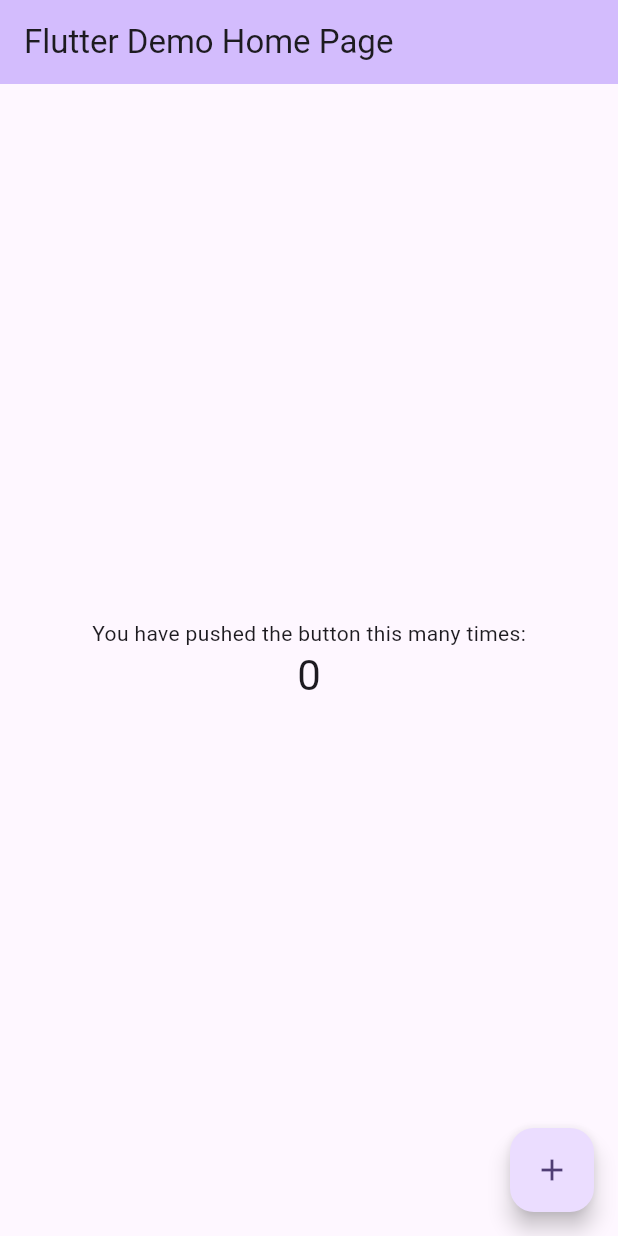
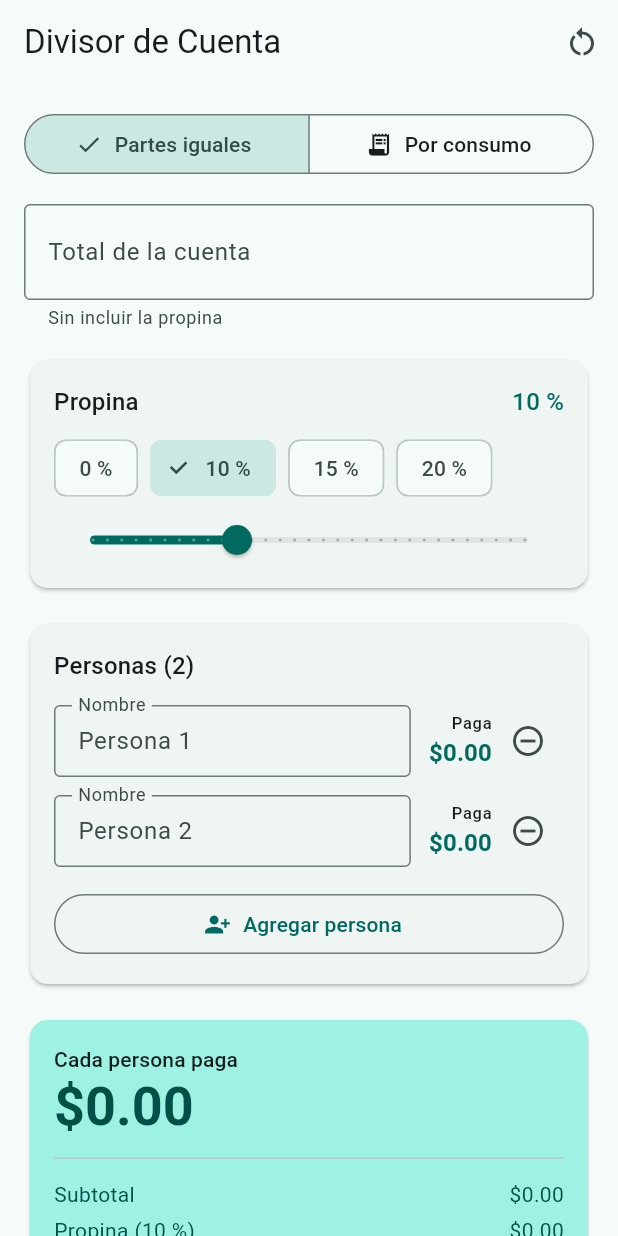
Before and after one commit to Mattz02/ClaseApps20261repo, a Flutter app: the screen it shows after launch, on a phone screen of 412 x 824 dp. Run offline on Flutter 3.47's test engine with Material 3 defaults, Android fonts, the phone set to English and light mode, and no system bars; our stand-ins replace flutter_dotenv, supabase_flutter; accounts and stored records are empty.

Commit message:
divisor de cuenta - rama vibe

```diff
--- /dev/null
+++ b/ClaseApps20261/divisor_cuenta/lib/logic/calculadora.dart
@@ -0,0 +1,92 @@
+/// Lógica pura para dividir la cuenta. Todos los montos se manejan en
+/// centavos (int) para evitar errores de redondeo con double.
+library;
+
+enum ModoDivision { partesIguales, porConsumo }
+
+class ResultadoDivision {
+  const ResultadoDivision({
+    required this.subtotal,
+    required this.propina,
+    required this.porPersona,
+  });
+
+  final int subtotal;
+  final int propina;
+  final List<int> porPersona;
+
+  int get total => subtotal + propina;
+}
+
+/// Convierte texto como "12,50" o "12.5" a centavos.
+/// Devuelve 0 si está vacío y null si no es un monto válido.
+int? parsearCentavos(String texto) {
+  final limpio = texto.trim().replaceAll(',', '.');
+  if (limpio.isEmpty) return 0;
+  final valor = double.tryParse(limpio);
+  if (valor == null || !valor.isFinite || valor < 0) return null;
+  return (valor * 100).round();
+}
+
+/// Formatea centavos como "$12.50".
+String formatearCentavos(int centavos) {
+  final signo = centavos < 0 ? '-' : '';
+  final abs = centavos.abs();
+  final decimales = (abs % 100).toString().padLeft(2, '0');
+  return '$signo\$${abs ~/ 100}.$decimales';
+}
+
+int calcularPropina(int subtotal, int porcentaje) =>
+    (subtotal * porcentaje / 100).round();
+
+/// Reparte [monto] en proporción a [pesos] usando el método del mayor
+/// residuo, así la suma de las partes siempre es exactamente [monto].
+List<int> repartirProporcional(int monto, List<int> pesos) {
+  final sumaPesos = pesos.fold<int>(0, (a, b) => a + b);
+  if (sumaPesos == 0) return List.filled(pesos.length, 0);
+
+  final exactos = [for (final p in pesos) monto * p / sumaPesos];
+  final partes = [for (final e in exactos) e.floor()];
+  final sobrante = monto - partes.fold<int>(0, (a, b) => a + b);
+
+  // Los centavos sobrantes van a quienes tienen mayor parte decimal;
+  // en empate, al primero de la lista.
+  final orden = List.generate(pesos.length, (i) => i)
+    ..sort((a, b) {
+      final cmp = (exactos[b] - partes[b]).compareTo(exactos[a] - partes[a]);
+      return cmp != 0 ? cmp : a.compareTo(b);
+    });
+  for (final i in orden.take(sobrante)) {
+    partes[i]++;
+  }
+  return partes;
+}
+
+ResultadoDivision dividirPartesIguales({
+  required int subtotal,
+  required int personas,
+  required int propinaPorcentaje,
+}) {
+  final propina = calcularPropina(subtotal, propinaPorcentaje);
+  return ResultadoDivision(
+    subtotal: subtotal,
+    propina: propina,
+    porPersona: repartirProporcional(
+      subtotal + propina,
+      List.filled(personas, 1),
+    ),
+  );
+}
+
+ResultadoDivision dividirPorConsumo({
+  required List<int> consumos,
+  required int propinaPorcentaje,
+}) {
+  final subtotal = consumos.fold<int>(0, (a, b) => a + b);
+  final propina = calcularPropina(subtotal, propinaPorcentaje);
+  return ResultadoDivision(
+    subtotal: subtotal,
+    propina: propina,
+    porPersona: repartirProporcional(subtotal + propina, consumos),
+  );
+}
--- a/ClaseApps20261/divisor_cuenta/lib/main.dart
+++ b/ClaseApps20261/divisor_cuenta/lib/main.dart
@@ -1,122 +1,29 @@
 import 'package:flutter/material.dart';
 
+import 'screens/divisor_screen.dart';
+
 void main() {
-  runApp(const MyApp());
+  runApp(const DivisorCuentaApp());
 }
 
-class MyApp extends StatelessWidget {
-  const MyApp({super.key});
+class DivisorCuentaApp extends StatelessWidget {
+  const DivisorCuentaApp({super.key});
 
-  // This widget is the root of your application.
   @override
   Widget build(BuildContext context) {
     return MaterialApp(
-      title: 'Flutter Demo',
+      title: 'Divisor de Cuenta',
+      debugShowCheckedModeBanner: false,
       theme: ThemeData(
-        // This is the theme of your application.
-        //
-        // TRY THIS: Try running your application with "flutter run". You'll see
-        // the application has a purple toolbar. Then, without quitting the app,
-        // try changing the seedColor in the colorScheme below to Colors.green
-        // and then invoke "hot reload" (save your changes or press the "hot
-        // reload" button in a Flutter-supported IDE, or press "r" if you used
-        // the command line to start the app).
-        //
-        // Notice that the counter didn't reset back to zero; the application
-        // state is not lost during the reload. To reset the state, use hot
-        // restart instead.
-        //
-        // This works for code too, not just values: Most code changes can be
-        // tested with just a hot reload.
-        colorScheme: .fromSeed(seedColor: Colors.deepPurple),
+        colorScheme: ColorScheme.fromSeed(seedColor: Colors.teal),
       ),
-      home: const MyHomePage(title: 'Flutter Demo Home Page'),
+      darkTheme: ThemeData(
+        colorScheme: ColorScheme.fromSeed(
+          seedColor: Colors.teal,
+          brightness: Brightness.dark,
+        ),
+      ),
+      home: const DivisorScreen(),
     );
   }
 }
-
-class MyHomePage extends StatefulWidget {
-  const MyHomePage({super.key, required this.title});
-
-  // This widget is the home page of your application. It is stateful, meaning
-  // that it has a State object (defined below) that contains fields that affect
-  // how it looks.
-
-  // This class is the configuration for the state. It holds the values (in this
-  // case the title) provided by the parent (in this case the App widget) and
-  // used by the build method of the State. Fields in a Widget subclass are
-  // always marked "final".
-
-  final String title;
-
-  @override
-  State<MyHomePage> createState() => _MyHomePageState();
-}
-
-class _MyHomePageState extends State<MyHomePage> {
-  int _counter = 0;
-
-  void _incrementCounter() {
-    setState(() {
-      // This call to setState tells the Flutter framework that something has
-      // changed in this State, which causes it to rerun the build method below
-      // so that the display can reflect the updated values. If we changed
-      // _counter without calling setState(), then the build method would not be
-      // called again, and so nothing would appear to happen.
-      _counter++;
-    });
-  }
-
-  @override
-  Widget build(BuildContext context) {
-    // This method is rerun every time setState is called, for instance as done
-    // by the _incrementCounter method above.
-    //
-    // The Flutter framework has been optimized to make rerunning build methods
-    // fast, so that you can just rebuild anything that needs updating rather
-    // than having to individually change instances of widgets.
-    return Scaffold(
-      appBar: AppBar(
-        // TRY THIS: Try changing the color here to a specific color (to
-        // Colors.amber, perhaps?) and trigger a hot reload to see the AppBar
-        // change color while the other colors stay the same.
-        backgroundColor: Theme.of(context).colorScheme.inversePrimary,
-        // Here we take the value from the MyHomePage object that was created by
-        // the App.build method, and use it to set our appbar title.
-        title: Text(widget.title),
-      ),
-      body: Center(
-        // Center is a layout widget. It takes a single child and positions it
-        // in the middle of the parent.
-        child: Column(
-          // Column is also a layout widget. It takes a list of children and
-          // arranges them vertically. By default, it sizes itself to fit its
-          // children horizontally, and tries to be as tall as its parent.
-          //
-          // Column has various properties to control how it sizes itself and
-          // how it positions its children. Here we use mainAxisAlignment to
-          // center the children vertically; the main axis here is the vertical
-          // axis because Columns are vertical (the cross axis would be
-          // horizontal).
-          //
-          // TRY THIS: Invoke "debug painting" (choose the "Toggle Debug Paint"
-          // action in the IDE, or press "p" in the console), to see the
-          // wireframe for each widget.
-          mainAxisAlignment: .center,
-          children: [
-            const Text('You have pushed the button this many times:'),
-            Text(
-              '$_counter',
-              style: Theme.of(context).textTheme.headlineMedium,
-            ),
-          ],
-        ),
-      ),
-      floatingActionButton: FloatingActionButton(
-        onPressed: _incrementCounter,
-        tooltip: 'Increment',
-        child: const Icon(Icons.add),
-      ),
-    );
-  }
-}
--- /dev/null
+++ b/ClaseApps20261/divisor_cuenta/lib/models/persona.dart
@@ -0,0 +1,9 @@
+class Persona {
+  Persona({required this.id});
+
+  final int id;
+  String nombre = '';
+
+  /// Texto tal cual lo escribió el usuario (se valida al calcular).
+  String consumoTexto = '';
+}
--- /dev/null
+++ b/ClaseApps20261/divisor_cuenta/lib/screens/divisor_screen.dart
@@ -0,0 +1,330 @@
+import 'package:flutter/material.dart';
+import 'package:flutter/services.dart';
+
+import '../logic/calculadora.dart';
+import '../models/persona.dart';
+import '../widgets/persona_tile.dart';
+
+class DivisorScreen extends StatefulWidget {
+  const DivisorScreen({super.key});
+
+  @override
+  State<DivisorScreen> createState() => _DivisorScreenState();
+}
+
+class _DivisorScreenState extends State<DivisorScreen> {
+  static const _propinasRapidas = [0, 10, 15, 20];
+  static const _propinaInicial = 10;
+
+  final _totalController = TextEditingController();
+  ModoDivision _modo = ModoDivision.partesIguales;
+  int _propina = _propinaInicial;
+  int _siguienteId = 0;
+  late List<Persona> _personas = [_nuevaPersona(), _nuevaPersona()];
+
+  @override
+  void dispose() {
+    _totalController.dispose();
+    super.dispose();
+  }
+
+  Persona _nuevaPersona() => Persona(id: _siguienteId++);
+
+  String _nombreDe(int i) {
+    final nombre = _personas[i].nombre.trim();
+    return nombre.isEmpty ? 'Persona ${i + 1}' : nombre;
+  }
+
+  ResultadoDivision? _calcular() {
+    if (_modo == ModoDivision.partesIguales) {
+      final subtotal = parsearCentavos(_totalController.text);
+      if (subtotal == null) return null;
+      return dividirPartesIguales(
+        subtotal: subtotal,
+        personas: _personas.length,
+        propinaPorcentaje: _propina,
+      );
+    }
+    final consumos = <int>[];
+    for (final persona in _personas) {
+      final consumo = parsearCentavos(persona.consumoTexto);
+      if (consumo == null) return null;
+      consumos.add(consumo);
+    }
+    return dividirPorConsumo(consumos: consumos, propinaPorcentaje: _propina);
+  }
+
+  void _reiniciar() {
+    setState(() {
+      _totalController.clear();
+      _modo = ModoDivision.partesIguales;
+      _propina = _propinaInicial;
+      _personas = [_nuevaPersona(), _nuevaPersona()];
+    });
+  }
+
+  Future<void> _copiarResumen(ResultadoDivision resultado) async {
+    final lineas = [
+      'Cuenta dividida',
+      'Subtotal: ${formatearCentavos(resultado.subtotal)}',
+      'Propina ($_propina%): ${formatearCentavos(resultado.propina)}',
+      'Total: ${formatearCentavos(resultado.total)}',
+      '',
+      for (var i = 0; i < _personas.length; i++)
+        '${_nombreDe(i)}: ${formatearCentavos(resultado.porPersona[i])}',
+    ];
+    await Clipboard.setData(ClipboardData(text: lineas.join('\n')));
+    if (!mounted) return;
+    ScaffoldMessenger.of(context)
+      ..hideCurrentSnackBar()
+      ..showSnackBar(const SnackBar(content: Text('Resumen copiado')));
+  }
+
+  @override
+  Widget build(BuildContext context) {
+    final resultado = _calcular();
+
+    return Scaffold(
+      appBar: AppBar(
+        title: const Text('Divisor de Cuenta'),
+        actions: [
+          IconButton(
+            icon: const Icon(Icons.restart_alt),
+            tooltip: 'Reiniciar',
+            onPressed: _reiniciar,
+          ),
+        ],
+      ),
+      body: SafeArea(
+        child: SingleChildScrollView(
+          padding: const EdgeInsets.all(16),
+          child: Center(
+            child: ConstrainedBox(
+              constraints: const BoxConstraints(maxWidth: 600),
+              child: Column(
+                crossAxisAlignment: CrossAxisAlignment.stretch,
+                children: [
+                  _selectorModo(),
+                  const SizedBox(height: 16),
+                  if (_modo == ModoDivision.partesIguales) ...[
+                    _campoTotal(),
+                    const SizedBox(height: 16),
+                  ],
+                  _seccionPropina(),
+                  const SizedBox(height: 16),
+                  _seccionPersonas(resultado),
+                  const SizedBox(height: 16),
+                  _seccionResumen(resultado),
+                ],
+              ),
+            ),
+          ),
+        ),
+      ),
+    );
+  }
+
+  Widget _selectorModo() {
+    return SegmentedButton<ModoDivision>(
+      segments: const [
+        ButtonSegment(
+          value: ModoDivision.partesIguales,
+          label: Text('Partes iguales'),
+          icon: Icon(Icons.pie_chart_outline),
+        ),
+        ButtonSegment(
+          value: ModoDivision.porConsumo,
+          label: Text('Por consumo'),
+          icon: Icon(Icons.receipt_long),
+        ),
+      ],
+      selected: {_modo},
+      onSelectionChanged: (seleccion) =>
+          setState(() => _modo = seleccion.first),
+    );
+  }
+
+  Widget _campoTotal() {
+    final invalido = parsearCentavos(_totalController.text) == null;
+    return TextField(
+      controller: _totalController,
+      keyboardType: const TextInputType.numberWithOptions(decimal: true),
+      inputFormatters: montoInputFormatters,
+      style: Theme.of(context).textTheme.headlineSmall,
+      decoration: InputDecoration(
+        labelText: 'Total de la cuenta',
+        helperText: 'Sin incluir la propina',
+        prefixText: '\$ ',
+        border: const OutlineInputBorder(),
+        errorText: invalido ? 'Ingresa un monto válido' : null,
+      ),
+      onChanged: (_) => setState(() {}),
+    );
+  }
+
+  Widget _seccionPropina() {
+    final tema = Theme.of(context);
+    return Card(
+      child: Padding(
+        padding: const EdgeInsets.fromLTRB(16, 16, 16, 8),
+        child: Column(
+          crossAxisAlignment: CrossAxisAlignment.start,
+          children: [
+            Row(
+              children: [
+                Text('Propina', style: tema.textTheme.titleMedium),
+                const Spacer(),
+                Text(
+                  '$_propina %',
+                  style: tema.textTheme.titleMedium?.copyWith(
+                    color: tema.colorScheme.primary,
+                  ),
+                ),
+              ],
+            ),
+            const SizedBox(height: 8),
+            Wrap(
+              spacing: 8,
+              children: [
+                for (final p in _propinasRapidas)
+                  ChoiceChip(
+                    label: Text('$p %'),
+                    selected: _propina == p,
+                    onSelected: (_) => setState(() => _propina = p),
+                  ),
+              ],
+            ),
+            Slider(
+              value: _propina.toDouble(),
+              max: 30,
+              divisions: 30,
+              label: '$_propina %',
+              onChanged: (v) => setState(() => _propina = v.round()),
+            ),
+          ],
+        ),
+      ),
+    );
+  }
+
+  Widget _seccionPersonas(ResultadoDivision? resultado) {
+    return Card(
+      child: Padding(
+        padding: const EdgeInsets.all(16),
+        child: Column(
+          crossAxisAlignment: CrossAxisAlignment.stretch,
+          children: [
+            Text(
+              'Personas (${_personas.length})',
+              style: Theme.of(context).textTheme.titleMedium,
+            ),
+            const SizedBox(height: 8),
+            for (var i = 0; i < _personas.length; i++)
+              PersonaTile(
+                key: ValueKey(_personas[i].id),
+                indice: i,
+                persona: _personas[i],
+                mostrarConsumo: _modo == ModoDivision.porConsumo,
+                aPagar: resultado?.porPersona[i],
+                onNombreChanged: (v) => setState(() => _personas[i].nombre = v),
+                onConsumoChanged: (v) =>
+                    setState(() => _personas[i].consumoTexto = v),
+                onEliminar: _personas.length > 1
+                    ? () => setState(() => _personas.removeAt(i))
+                    : null,
+              ),
+            const SizedBox(height: 8),
+            OutlinedButton.icon(
+              icon: const Icon(Icons.person_add_alt_1),
+              label: const Text('Agregar persona'),
+              onPressed: () => setState(() => _personas.add(_nuevaPersona())),
+            ),
+          ],
+        ),
+      ),
+    );
+  }
+
+  Widget _seccionResumen(ResultadoDivision? resultado) {
+    final tema = Theme.of(context);
+    final colores = tema.colorScheme;
+
+    if (resultado == null) {
+      return Card(
+        color: colores.errorContainer,
+        child: Padding(
+          padding: const EdgeInsets.all(16),
+          child: Text(
+            'Revisa los montos ingresados para ver el resumen.',
+            style: TextStyle(color: colores.onErrorContainer),
+          ),
+        ),
+      );
+    }
+
+    final partes = resultado.porPersona;
+    final minimo = partes.reduce((a, b) => a < b ? a : b);
+    final maximo = partes.reduce((a, b) => a > b ? a : b);
+
+    return Card(
+      color: colores.primaryContainer,
+      child: Padding(
+        padding: const EdgeInsets.all(16),
+        child: DefaultTextStyle.merge(
+          style: TextStyle(color: colores.onPrimaryContainer),
+          child: Column(
+            crossAxisAlignment: CrossAxisAlignment.stretch,
+            children: [
+              if (_modo == ModoDivision.partesIguales) ...[
+                Text('Cada persona paga', style: tema.textTheme.labelLarge),
+                Text(
+                  formatearCentavos(maximo),
+                  style: tema.textTheme.displaySmall?.copyWith(
+                    fontWeight: FontWeight.bold,
+                    color: colores.onPrimaryContainer,
+                  ),
+                ),
+                if (minimo != maximo)
+                  Text(
+                    'Algunos pagan ${formatearCentavos(minimo)} para que '
+                    'cuadren los centavos.',
+                    style: tema.textTheme.bodySmall,
+                  ),
+                const Divider(height: 24),
+              ],
+              _filaResumen('Subtotal', resultado.subtotal),
+              _filaResumen('Propina ($_propina %)', resultado.propina),
+              const Divider(height: 24),
+              _filaResumen('Total', resultado.total, destacado: true),
+              const SizedBox(height: 16),
+              FilledButton.icon(
+                icon: const Icon(Icons.copy),
+                label: const Text('Copiar resumen'),
+                onPressed: () => _copiarResumen(resultado),
+              ),
+            ],
+          ),
+        ),
+      ),
+    );
+  }
+
+  Widget _filaResumen(String etiqueta, int centavos, {bool destacado = false}) {
+    final estilo = destacado
+        ? Theme.of(context).textTheme.titleLarge?.copyWith(
+            fontWeight: FontWeight.bold,
+            color: Theme.of(context).colorScheme.onPrimaryContainer,
+          )
+        : null;
+    return Padding(
+      padding: const EdgeInsets.symmetric(vertical: 2),
+      child: Row(
+        children: [
+          Text(etiqueta, style: estilo),
+          const Spacer(),
+          Text(formatearCentavos(centavos), style: estilo),
+        ],
+      ),
+    );
+  }
+}
--- /dev/null
+++ b/ClaseApps20261/divisor_cuenta/lib/widgets/persona_tile.dart
@@ -0,0 +1,99 @@
+import 'package:flutter/material.dart';
+import 'package:flutter/services.dart';
+
+import '../logic/calculadora.dart';
+import '../models/persona.dart';
+
+final montoInputFormatters = [
+  FilteringTextInputFormatter.allow(RegExp(r'[0-9.,]')),
+];
+
+class PersonaTile extends StatelessWidget {
+  const PersonaTile({
+    super.key,
+    required this.indice,
+    required this.persona,
+    required this.mostrarConsumo,
+    required this.aPagar,
+    required this.onNombreChanged,
+    required this.onConsumoChanged,
+    this.onEliminar,
+  });
+
+  final int indice;
+  final Persona persona;
+  final bool mostrarConsumo;
+  final int? aPagar;
+  final ValueChanged<String> onNombreChanged;
+  final ValueChanged<String> onConsumoChanged;
+  final VoidCallback? onEliminar;
+
+  @override
+  Widget build(BuildContext context) {
+    final tema = Theme.of(context);
+    final consumoInvalido = parsearCentavos(persona.consumoTexto) == null;
+
+    return Padding(
+      padding: const EdgeInsets.symmetric(vertical: 6),
+      child: Row(
+        children: [
+          Expanded(
+            child: Column(
+              children: [
+                TextFormField(
+                  initialValue: persona.nombre,
+                  textCapitalization: TextCapitalization.words,
+                  decoration: InputDecoration(
+                    labelText: 'Nombre',
+                    hintText: 'Persona ${indice + 1}',
+                    floatingLabelBehavior: FloatingLabelBehavior.always,
+                    isDense: true,
+                    border: const OutlineInputBorder(),
+                  ),
+                  onChanged: onNombreChanged,
+                ),
+                if (mostrarConsumo) ...[
+                  const SizedBox(height: 8),
+                  TextFormField(
+                    initialValue: persona.consumoTexto,
+                    keyboardType: const TextInputType.numberWithOptions(
+                      decimal: true,
+                    ),
+                    inputFormatters: montoInputFormatters,
+                    decoration: InputDecoration(
+                      labelText: 'Consumió',
+                      prefixText: '\$ ',
+                      isDense: true,
+                      border: const OutlineInputBorder(),
+                      errorText: consumoInvalido ? 'Monto inválido' : null,
+                    ),
+                    onChanged: onConsumoChanged,
+                  ),
+                ],
+              ],
+            ),
+          ),
+          const SizedBox(width: 12),
+          Column(
+            crossAxisAlignment: CrossAxisAlignment.end,
+            children: [
+              Text('Paga', style: tema.textTheme.labelSmall),
+              Text(
+                aPagar == null ? '—' : formatearCentavos(aPagar!),
+                style: tema.textTheme.titleMedium?.copyWith(
+                  fontWeight: FontWeight.bold,
+                  color: tema.colorScheme.primary,
+                ),
+              ),
+            ],
+          ),
+          IconButton(
+            icon: const Icon(Icons.remove_circle_outline),
+            tooltip: 'Quitar persona',
+            onPressed: onEliminar,
+          ),
+        ],
+      ),
+    );
+  }
+}
--- a/ClaseApps20261/divisor_cuenta/pubspec.yaml
+++ b/ClaseApps20261/divisor_cuenta/pubspec.yaml
@@ -1,5 +1,5 @@
 name: divisor_cuenta
-description: "A new Flutter project."
+description: "App para dividir la cuenta entre varias personas."
 # The following line prevents the package from being accidentally published to
 # pub.dev using `flutter pub publish`. This is preferred for private packages.
 publish_to: 'none' # Remove this line if you wish to publish to pub.dev
```
Also changed, not shown: 3 other files.
